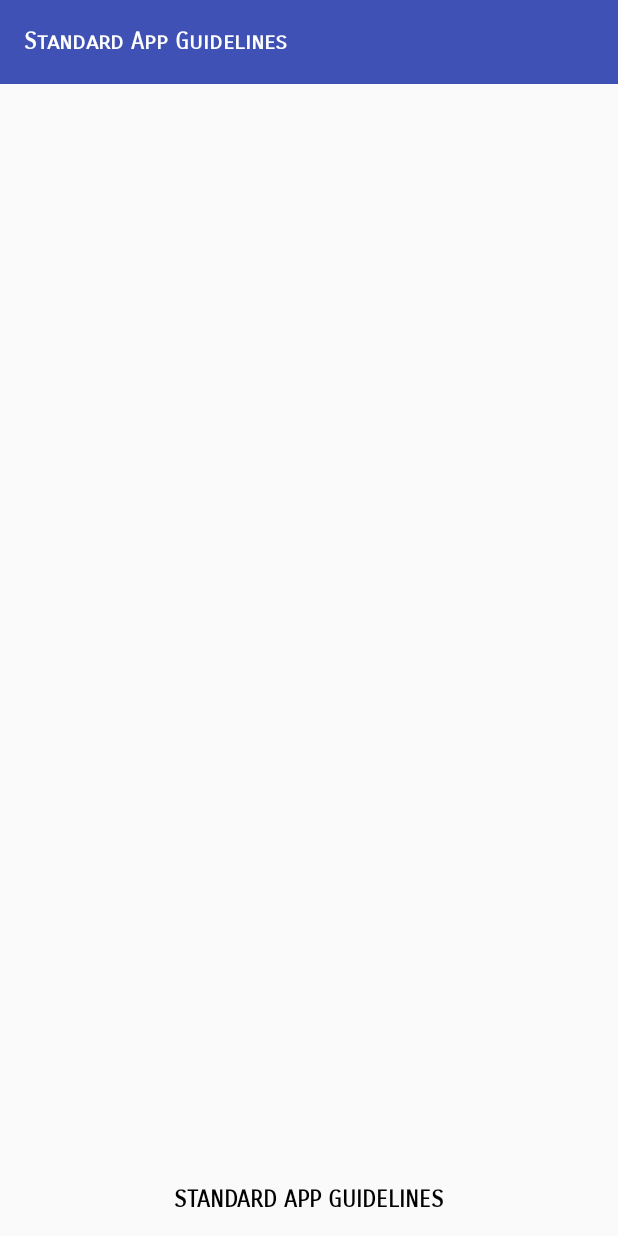
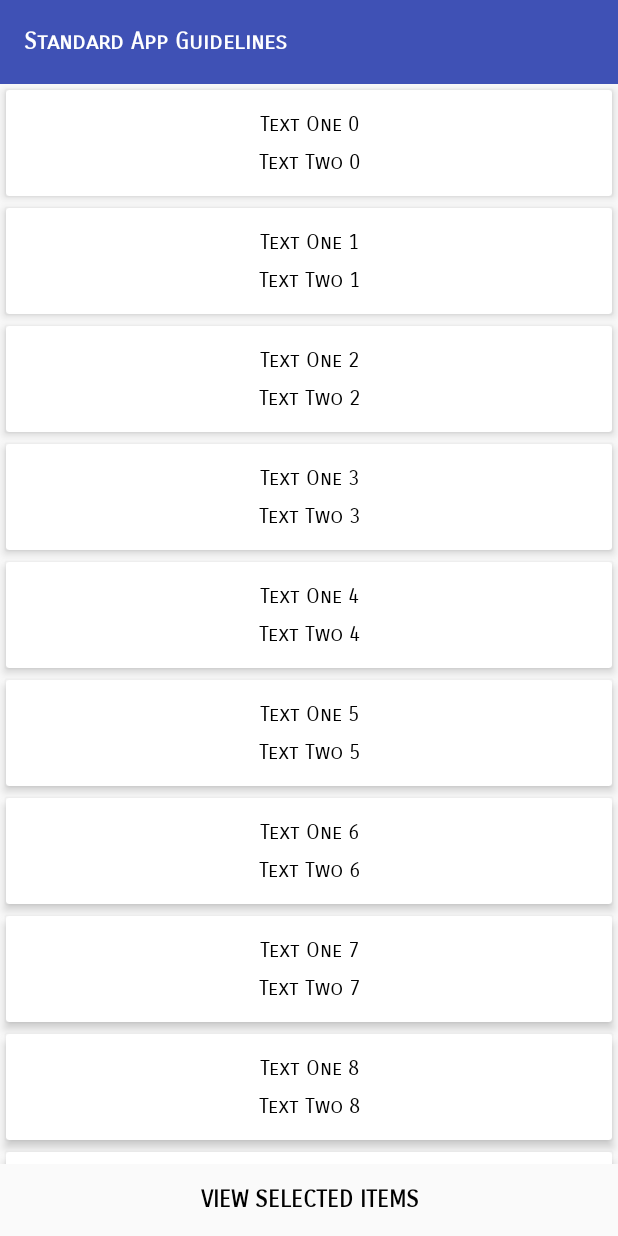
Before and after one commit to robillo/StandardAppGuidelines, an Android app: the screen it shows after launch (MainActivity), on a phone screen of 412 x 824 dp. Run offline under Robolectric (Android 15) with nearby library versions, the phone set to English and light mode, and no system bars.

Commit message:
recyclerview inflated

```diff
--- a/app/src/main/java/com/appbusters/robinkamboj/standardappguidelines/MainFragment.java
+++ b/app/src/main/java/com/appbusters/robinkamboj/standardappguidelines/MainFragment.java
@@ -3,15 +3,26 @@ package com.appbusters.robinkamboj.standardappguidelines;
 
 import android.os.Bundle;
 import android.support.v4.app.Fragment;
+import android.support.v7.widget.LinearLayoutManager;
+import android.support.v7.widget.RecyclerView;
 import android.view.LayoutInflater;
 import android.view.View;
 import android.view.ViewGroup;
+import android.widget.Button;
+
+import java.util.ArrayList;
+import java.util.List;
 
 
 /**
  * A simple {@link Fragment} subclass.
  */
 public class MainFragment extends Fragment {
+
+    RecyclerView recyclerView;
+    AdapterMain adapter;
+    Button selectedItems;
+    List<ModelMain> list = new ArrayList<>();
 
     public static MainFragment newInstance(){
         return new MainFragment();
@@ -21,12 +32,23 @@ public class MainFragment extends Fragment {
         // Required empty public constructor
     }
 
-
     @Override
     public View onCreateView(LayoutInflater inflater, ViewGroup container,
                              Bundle savedInstanceState) {
         // Inflate the layout for this fragment
-        return inflater.inflate(R.layout.fragment_main, container, false);
+        View v = inflater.inflate(R.layout.fragment_main, container, false);
+        recyclerView = (RecyclerView) v.findViewById(R.id.recycler);
+        selectedItems = (Button) v.findViewById(R.id.selected);
+
+        for(int i=0; i<30; i++){
+            list.add(new ModelMain("Text One " + i, "Text Two " + i));
+        }
+
+        adapter = new AdapterMain(list, getActivity());
+        recyclerView.setLayoutManager(new LinearLayoutManager(getActivity()));
+        recyclerView.setAdapter(adapter);
+
+        return v;
     }
 
 }
--- a/app/src/main/res/layout/fragment_main.xml
+++ b/app/src/main/res/layout/fragment_main.xml
@@ -6,18 +6,20 @@
     <android.support.v7.widget.RecyclerView
         android:layout_width="match_parent"
         android:layout_height="0sp"
-        android:layout_weight="1">
+        android:layout_weight="1"
+        android:id="@+id/recycler">
 
     </android.support.v7.widget.RecyclerView>
 
     <Button
         android:layout_width="match_parent"
         android:layout_height="wrap_content"
-        android:text="@string/app_name"
+        android:text="@string/selected_items"
         android:textSize="15sp"
         android:fontFamily="sans-serif-smallcaps"
         android:textStyle="bold"
         android:textColor="@color/black"
-        android:background="?attr/selectableItemBackground"/>
+        android:background="?attr/selectableItemBackground"
+        android:id="@+id/selected"/>
 
 </LinearLayout>
--- a/app/src/main/res/values/strings.xml
+++ b/app/src/main/res/values/strings.xml
@@ -3,4 +3,5 @@
 
     <!-- TODO: Remove or change this placeholder text -->
     <string name="hello_blank_fragment">Hello blank fragment</string>
+    <string name="selected_items">View Selected Items</string>
 </resources>
```
